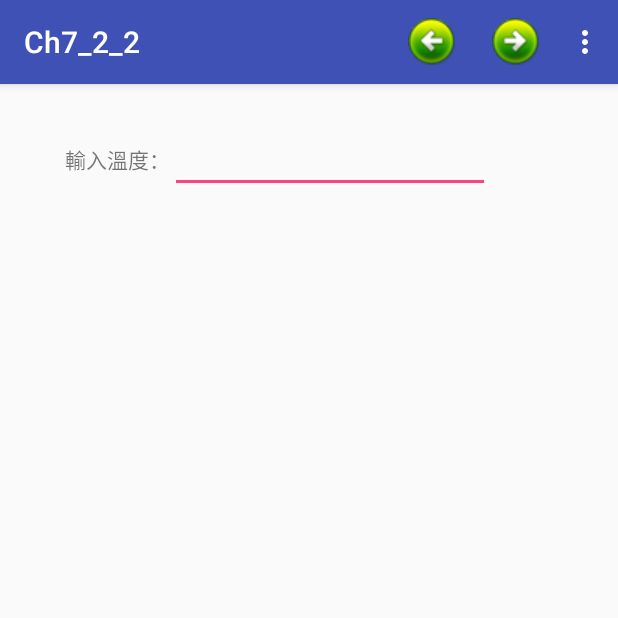
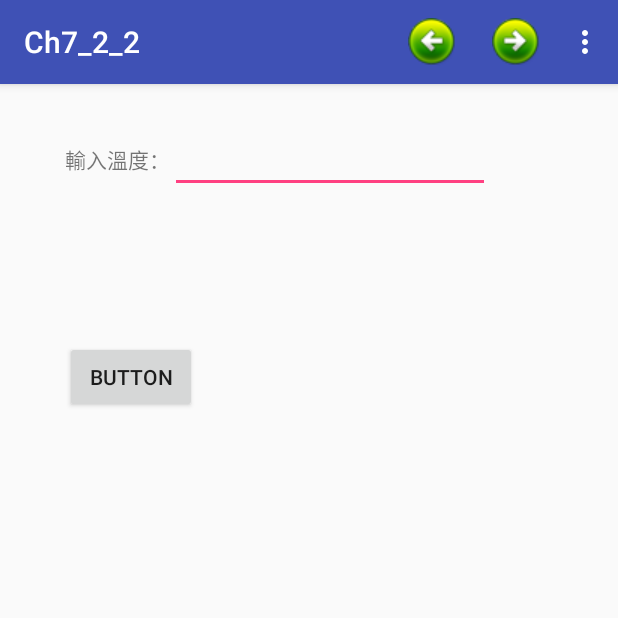
Before and after one commit to 2018Android/Ch7_2_2, an Android app: the screen it shows after launch (MainActivity), on a phone screen of 412 x 824 dp, the top half of it. Run offline under Robolectric (Android 15) with nearby library versions, the phone set to English and light mode, and no system bars.

Commit message:
新增一個按鈕

```diff
--- a/app/src/main/res/layout/activity_main.xml
+++ b/app/src/main/res/layout/activity_main.xml
@@ -36,4 +36,14 @@
         app:layout_constraintLeft_toLeftOf="parent"
         app:layout_constraintTop_toTopOf="parent" />
 
+    <Button
+        android:id="@+id/button"
+        android:layout_width="wrap_content"
+        android:layout_height="wrap_content"
+        android:text="Button"
+        app:layout_constraintTop_toTopOf="parent"
+        android:layout_marginTop="171dp"
+        android:layout_marginLeft="43dp"
+        app:layout_constraintLeft_toLeftOf="parent" />
+
 </android.support.constraint.ConstraintLayout>
```
